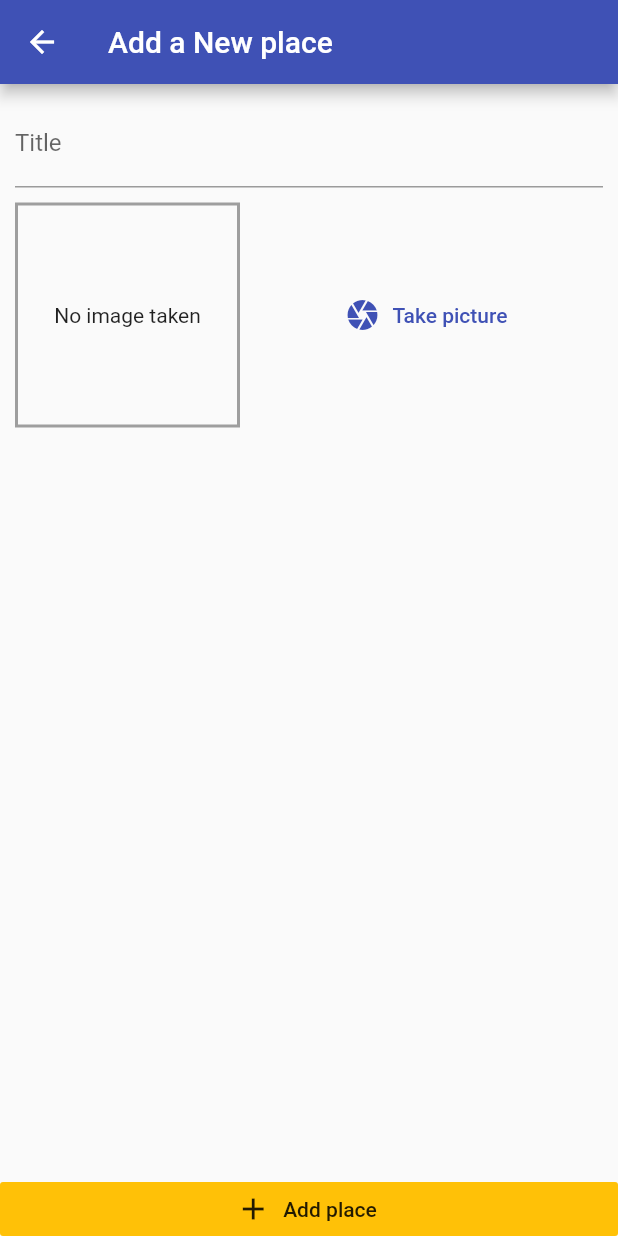
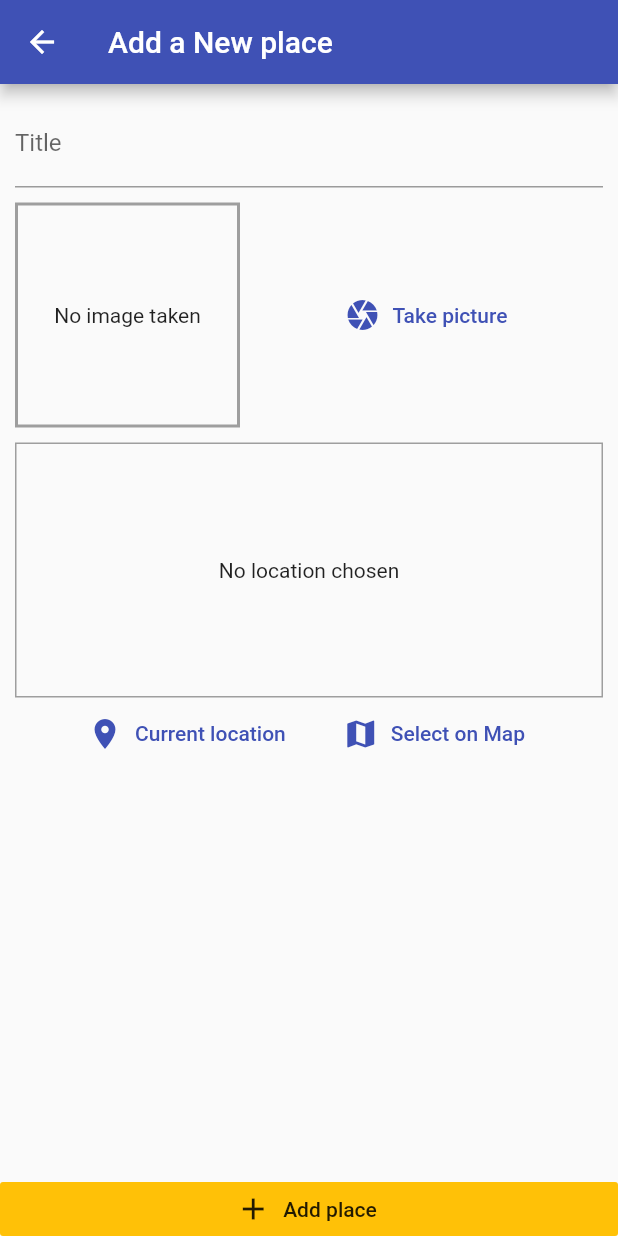
Before and after one commit to catalinvunvulea/GreatPlacesApp, a Flutter app: the AddPlaceScreen screen opened by its route, on a phone screen of 412 x 824 dp. Run offline on Flutter 3.47's test engine with Material 2 defaults, Android fonts, the phone set to English and light mode, and no system bars; our stand-ins replace image_picker, sqflite; accounts and stored records are empty.

Commit message:
Adding a Location Input & The location Package

```diff
--- a/lib/screens/add_place_screen.dart
+++ b/lib/screens/add_place_screen.dart
@@ -2,8 +2,9 @@ import 'dart:io';
 
 import 'package:flutter/material.dart';
 import 'package:provider/provider.dart';
+
 import '../providers/great_places.dart';
-
+import '../widgets/location_input.dart';
 import '../widgets/image_input.dart';
 
 class AddPlaceScreen extends StatefulWidget {
@@ -63,7 +64,9 @@ class _AddPlaceScreenState extends State<AddPlaceScreen> {
                       controller: _titleController,
                     ),
                     SizedBox(height: 10),
-                    ImageInput(_selectImage)
+                    ImageInput(_selectImage),
+                    SizedBox(height: 10),
+                    LocationInput()
                   ],
                 ),
               ),
--- /dev/null
+++ b/lib/widgets/location_input.dart
@@ -0,0 +1,60 @@
+import 'package:flutter/material.dart';
+
+class LocationInput extends StatefulWidget {
+  LocationInput({Key key}) : super(key: key);
+
+  @override
+  _LocationInputState createState() => _LocationInputState();
+}
+
+class _LocationInputState extends State<LocationInput> {
+  String _previewImageUrl;
+
+  @override
+  Widget build(BuildContext context) {
+    return Column(
+      children: <Widget>[
+        Container(
+          decoration: BoxDecoration(
+            border: Border.all(
+              width: 1,
+              color: Colors.grey,
+            ),
+          ),
+          height: 170,
+          width: double.infinity,
+          child: _previewImageUrl == null
+              ? Center(
+                  child: Text(
+                    'No location chosen',
+                    textAlign: TextAlign.center,
+                  ),
+                )
+              : Image.network(
+                  _previewImageUrl,
+                  fit: BoxFit.cover,
+                  width: double.infinity,
+                ),
+        ),
+        Row(
+          mainAxisAlignment: MainAxisAlignment.center,
+          children: <Widget>[
+            FlatButton.icon(
+              onPressed: null,
+              icon: Icon(Icons.location_on),
+              label: Text('Current location'),
+              textColor: Theme.of(context).primaryColor,
+            ),
+            SizedBox(width: 10),
+            FlatButton.icon(
+              onPressed: null,
+              icon: Icon(Icons.map),
+              label: Text('Select on Map'),
+              textColor: Theme.of(context).primaryColor,
+            ),
+          ],
+        )
+      ],
+    );
+  }
+}
--- a/pubspec.yaml
+++ b/pubspec.yaml
@@ -28,6 +28,7 @@ dependencies:
   path_provider: ^1.6.11
   path: ^1.6.4
   sqflite: ^1.3.1
+  location: ^3.0.0
 
   # image_picker: ^0.6.7+4 from https://pub.dev/packages/image_picker#-installing-tab-
 
```
Also changed, not shown: pubspec.lock, 1 other file.
